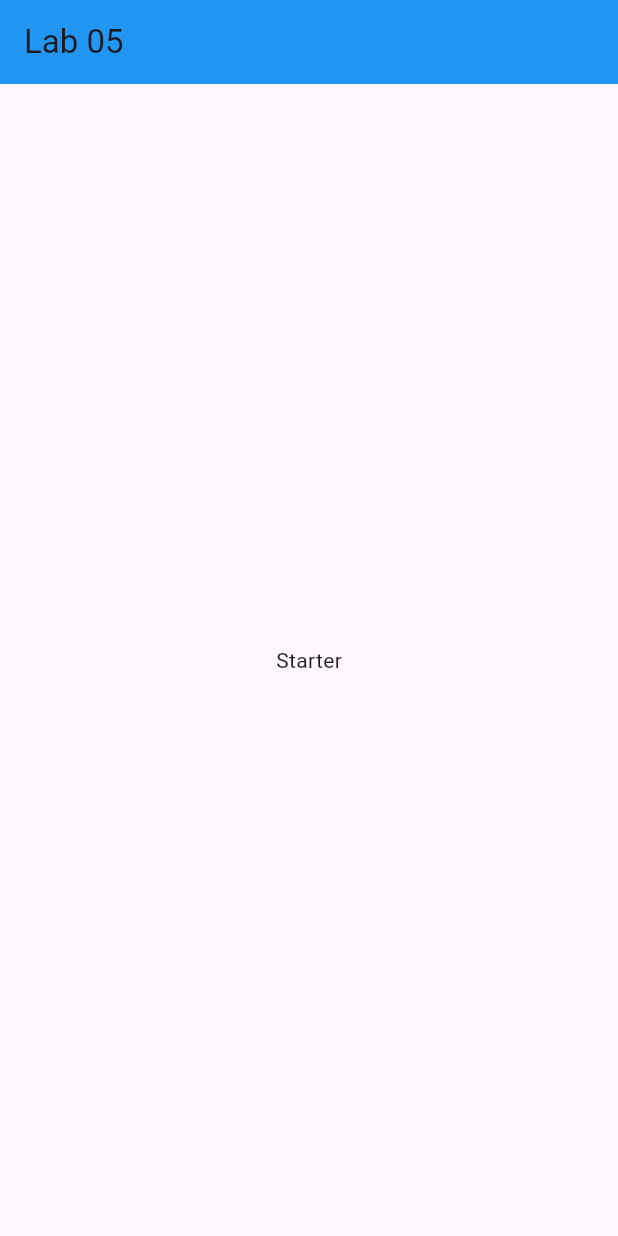
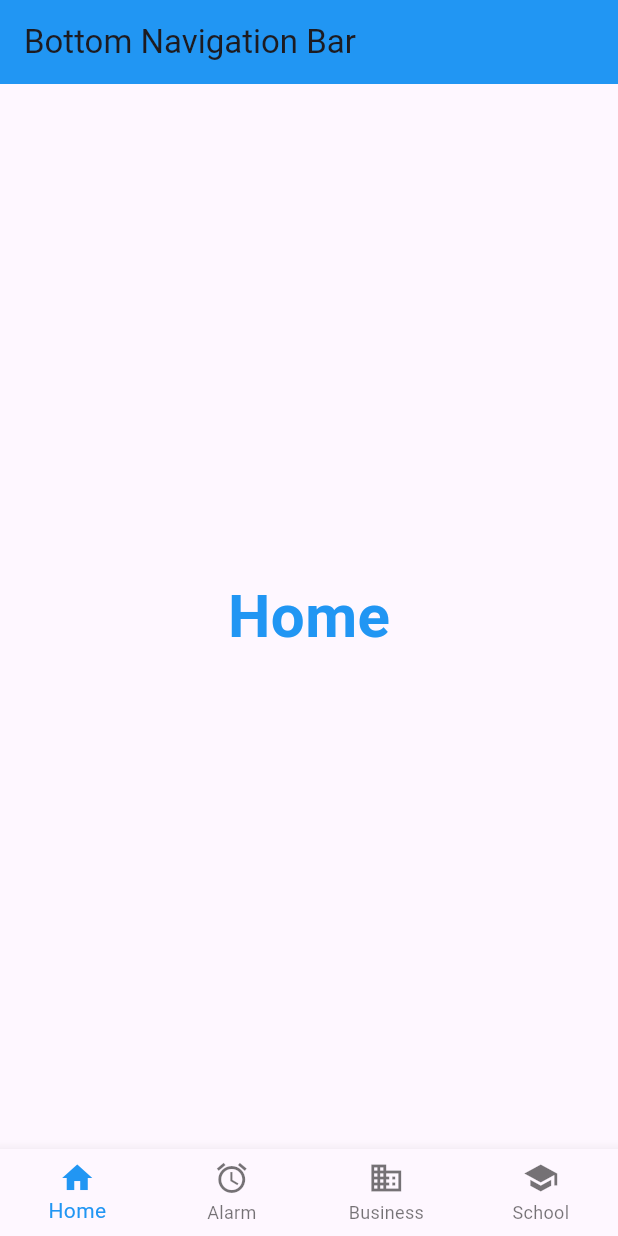
Before and after one commit to syarkier/TMA3084_G02_105080_Lab05_Lesson07, a Flutter app: the screen it shows after launch, on a phone screen of 412 x 824 dp. Run offline on Flutter 3.47's test engine with Material 3 defaults, Android fonts, the phone set to English and light mode, and no system bars.

Commit message:
Add four screens and BottomNavigationBar for Lab A

```diff
--- a/bottom_navigator_bar_lab/lib/main.dart
+++ b/bottom_navigator_bar_lab/lib/main.dart
@@ -1,4 +1,9 @@
 import 'package:flutter/material.dart';
+
+import 'screen1.dart';
+import 'screen2.dart';
+import 'screen3.dart';
+import 'screen4.dart';
 
 void main() {
   runApp(const MyApp());
@@ -24,11 +29,42 @@ class BottomNavLab extends StatefulWidget {
 }
 
 class _BottomNavLabState extends State<BottomNavLab> {
+  int currentIndex = 0;
+
+  final List<Widget> screens = const [
+    Screen1(),
+    Screen2(),
+    Screen3(),
+    Screen4(),
+  ];
+
   @override
   Widget build(BuildContext context) {
     return Scaffold(
-      appBar: AppBar(title: const Text('Lab 05'), backgroundColor: Colors.blue),
-      body: const Center(child: Text('Starter')),
+      appBar: AppBar(
+        title: const Text('Bottom Navigation Bar'),
+        backgroundColor: Colors.blue,
+      ),
+      body: screens[currentIndex],
+      bottomNavigationBar: BottomNavigationBar(
+        type: BottomNavigationBarType.fixed,
+        selectedItemColor: Colors.blue,
+        currentIndex: currentIndex,
+        onTap: (index) {
+          setState(() {
+            currentIndex = index;
+          });
+        },
+        items: const [
+          BottomNavigationBarItem(icon: Icon(Icons.home), label: 'Home'),
+          BottomNavigationBarItem(icon: Icon(Icons.alarm), label: 'Alarm'),
+          BottomNavigationBarItem(
+            icon: Icon(Icons.business),
+            label: 'Business',
+          ),
+          BottomNavigationBarItem(icon: Icon(Icons.school), label: 'School'),
+        ],
+      ),
     );
   }
 }
--- /dev/null
+++ b/bottom_navigator_bar_lab/lib/screen1.dart
@@ -0,0 +1,19 @@
+import 'package:flutter/material.dart';
+
+class Screen1 extends StatelessWidget {
+  const Screen1({super.key});
+
+  @override
+  Widget build(BuildContext context) {
+    return const Center(
+      child: Text(
+        'Home',
+        style: TextStyle(
+          fontSize: 40,
+          fontWeight: FontWeight.bold,
+          color: Colors.blue,
+        ),
+      ),
+    );
+  }
+}
```
Also changed, not shown: bottom_navigator_bar_lab/lib/screen2.dart (added, +19 -0 lines), bottom_navigator_bar_lab/lib/screen3.dart (added, +19 -0 lines), bottom_navigator_bar_lab/lib/screen4.dart (added, +19 -0 lines).
